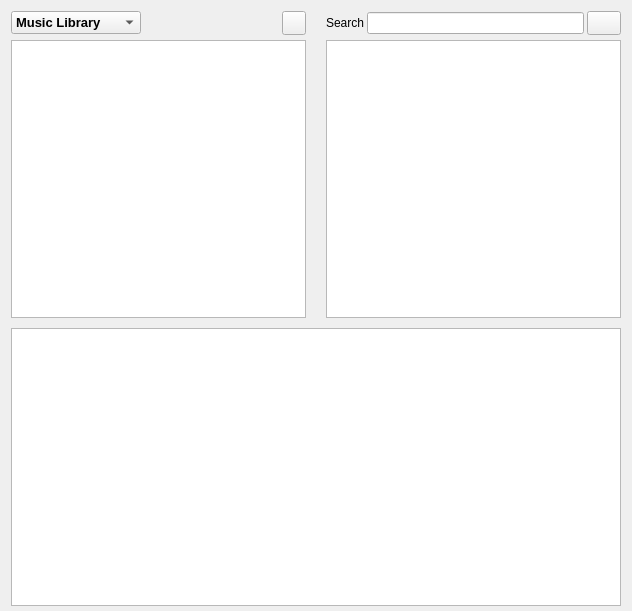
shahid334/sayonara-player, file trunk/GUI/library/GUI_Library_windowed.ui: the form before one commit.
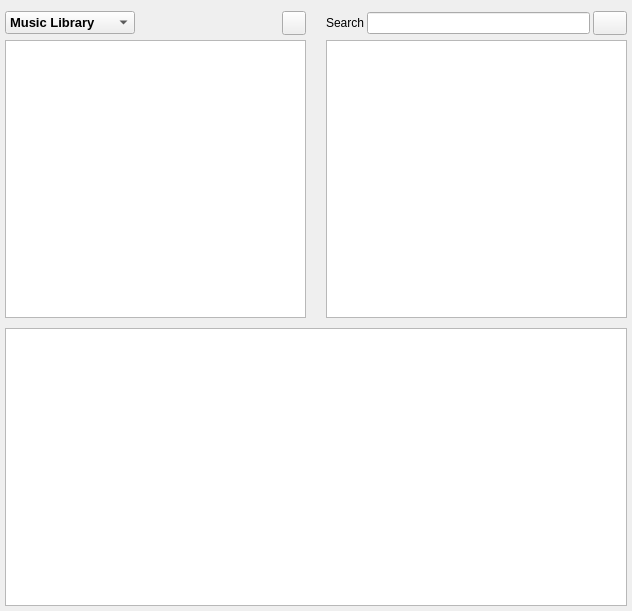
The form after the commit. Custom widgets are drawn as their Qt base class.

Patch:
```diff
--- a/trunk/GUI/library/GUI_Library_windowed.ui
+++ b/trunk/GUI/library/GUI_Library_windowed.ui
@@ -14,6 +14,12 @@
    <string>Library</string>
   </property>
   <layout class="QGridLayout" name="gridLayout">
+   <property name="leftMargin">
+    <number>5</number>
+   </property>
+   <property name="rightMargin">
+    <number>5</number>
+   </property>
    <property name="bottomMargin">
     <number>5</number>
    </property>
```
